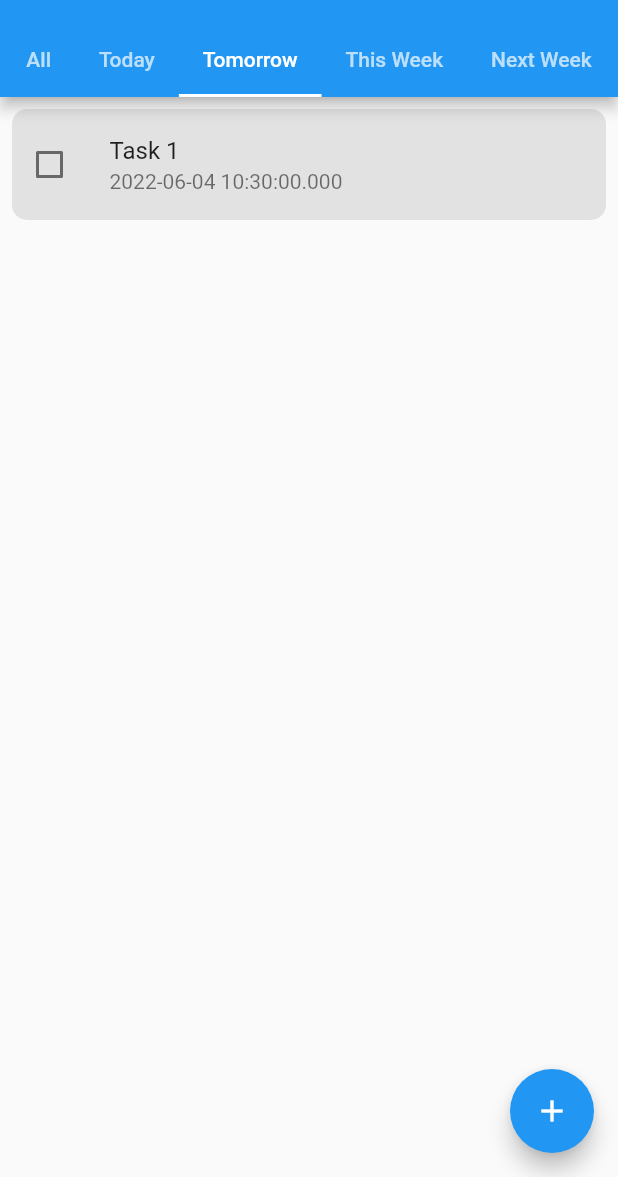
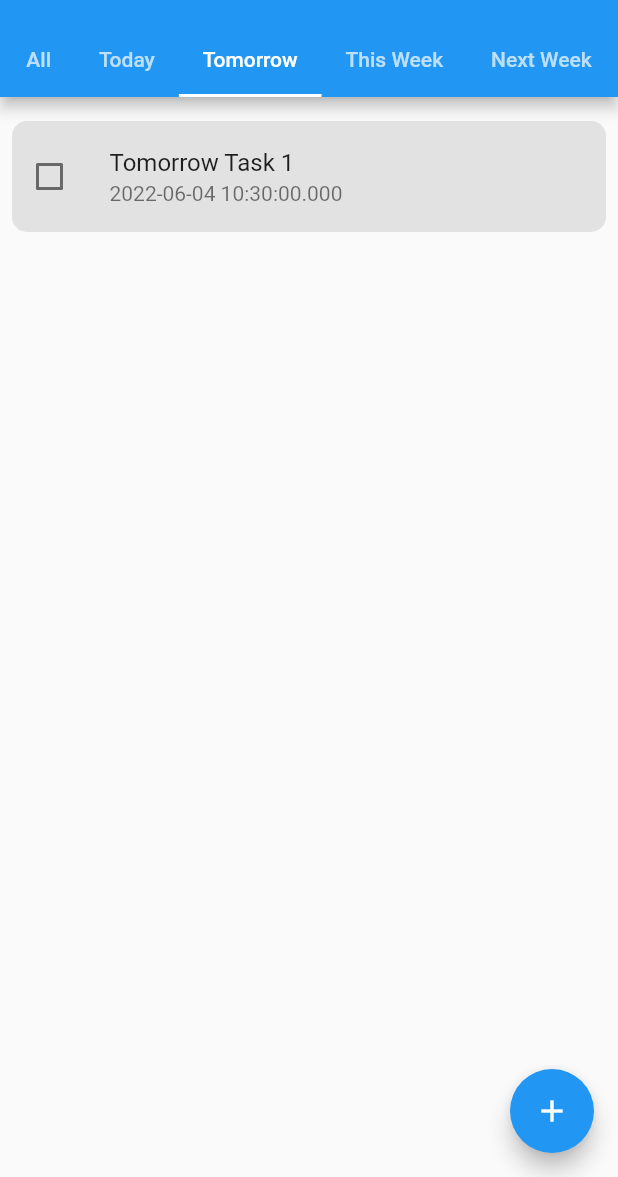
Before and after one commit to HoussemTN/devbrains-todo, a Flutter app: the screen it shows after launch, tab 3 chosen, on a phone screen of 412 x 824 dp, the part 59-1236 px from its top. Run offline on Flutter 3.47's test engine with Material 2 defaults, Android fonts, the phone set to English and light mode, and no system bars; our stand-ins replace table_calendar; missing offline and left inert: dart_date.

Commit message:
feat: Filter Tasks By Tabs

```diff
--- a/lib/provider/TaskModel.dart
+++ b/lib/provider/TaskModel.dart
@@ -8,9 +8,9 @@ class TaskModel extends ChangeNotifier {
   final Map<String,List<Task>> _todoTasks = {
     globals.late:[Task("Task 1",false,"Create Provider",DateTime.now().add(Duration(days: 1)))],
     globals.today:[Task("Today Task 1",false,"Create Provider",DateTime.now().add(Duration(days: 1))),Task("Today Task 2 ",false,"Create Provider",DateTime.now().add(Duration(days: 1)))],
-    globals.tomorrow:[Task("Task 1",false,"Create Provider",DateTime.now().add(Duration(days: 1)))],
-    globals.thisWeek:[Task("Task 1",false,"Create Provider",DateTime.now().add(Duration(days: 1)))],
-    globals.nextWeek:[Task("Task 1",false,"Create Provider",DateTime.now().add(Duration(days: 1)))],
+    globals.tomorrow:[Task("Tomorrow Task 1",false,"Create Provider",DateTime.now().add(Duration(days: 1)))],
+    globals.thisWeek:[Task(" thisWeek Task 1",false,"Create Provider",DateTime.now().add(Duration(days: 1)))],
+    globals.nextWeek:[Task("nextWeek Task 1",false,"Create Provider",DateTime.now().add(Duration(days: 1)))],
     globals.thisMonth:[Task("Task 1",false,"Create Provider",DateTime.now().add(Duration(days: 1)))],
     globals.later:[Task("Task 1",false,"Create Provider",DateTime.now().add(Duration(days: 1)))],
   };
--- a/lib/view/ListTasksView.dart
+++ b/lib/view/ListTasksView.dart
@@ -1,7 +1,7 @@
 import 'package:flutter/material.dart';
 
-import 'package:todo/widget/ListTasksWidget.dart';
-
+import 'package:todo/widget/ListTasksByTabWidget.dart';
+import 'package:todo/library/globals.dart' as globals;
 import '../widget/ListAllTasksWidget.dart';
 
 class ListTasksView extends StatefulWidget {
@@ -33,10 +33,10 @@ class _ListTasksViewState extends State<ListTasksView> {
           body: const TabBarView(
             children: [
               ListAllTasksWidget(),
-              ListTasksWidget(),
-              ListTasksWidget(),
-              ListTasksWidget(),
-              ListTasksWidget(),
+              ListTasksByTabWidget(tabKey: globals.today),
+              ListTasksByTabWidget(tabKey: globals.tomorrow),
+              ListTasksByTabWidget(tabKey: globals.thisWeek),
+              ListTasksByTabWidget(tabKey: globals.nextWeek),
             ],
           ),
           floatingActionButton: FloatingActionButton(
--- /dev/null
+++ b/lib/widget/ListTasksByTabWidget.dart
@@ -0,0 +1,50 @@
+
+import 'package:provider/provider.dart';
+import 'package:todo/provider/TaskModel.dart';
+import 'package:flutter/material.dart';
+
+class ListTasksByTabWidget extends StatelessWidget {
+  final String tabKey;
+  const ListTasksByTabWidget({Key? key,required this.tabKey}) : super(key: key);
+
+  @override
+  Widget build(BuildContext context) {
+    return Consumer<TaskModel>(
+        builder: (context, model, child) {
+          return Padding(
+            padding: const EdgeInsets.all(8.0),
+            child: ListView.builder(
+        itemCount:model.todoTasks[tabKey]!.length,
+        itemBuilder: (BuildContext context, int index) {
+            return Padding(
+              padding: const EdgeInsets.only(top:8.0),
+              child: Container(
+                decoration: BoxDecoration(
+                    color: Color(0xFFE2E2E2),
+                    border: Border.all(
+                      color: Color(0xFFE2E2E2),
+                    ),
+                    borderRadius: BorderRadius.circular(10)
+                ),
+                child: ListTile(
+                  contentPadding: EdgeInsets.zero,
+                  title: Text(model.todoTasks[tabKey]![index].title),
+                  subtitle: Text(model.todoTasks[tabKey]![index].deadline.toString()),
+                  leading: Checkbox(
+                    value: model.todoTasks[tabKey]![index].status,
+                    onChanged: (bool? value) {
+                      model.markAsDone(tabKey,index);
+                      print(model.todoTasks[tabKey]![index].status);
+                    },
+                  ),
+                ),
+              ),
+            );
+        },
+
+      ),
+          );
+    }
+    );
+  }
+}
--- a/lib/widget/ListTasksWidget.dart
+++ /dev/null
@@ -1,47 +0,0 @@
-
-import 'package:provider/provider.dart';
-import 'package:todo/provider/TaskModel.dart';
-import 'package:flutter/material.dart';
-import 'package:todo/library/globals.dart' as globals;
-
-class ListTasksWidget extends StatelessWidget {
-  const ListTasksWidget({Key? key}) : super(key: key);
-
-  @override
-  Widget build(BuildContext context) {
-    return Consumer<TaskModel>(
-        builder: (context, model, child) {
-          return Padding(
-            padding: const EdgeInsets.all(8.0),
-            child: ListView.builder(
-        itemCount:model.todoTasks[globals.later]!.length,
-        itemBuilder: (BuildContext context, int index) {
-            return Container(
-              decoration: BoxDecoration(
-                  color: Color(0xFFE2E2E2),
-                  border: Border.all(
-                    color: Color(0xFFE2E2E2),
-                  ),
-                  borderRadius: BorderRadius.circular(10)
-              ),
-              child: ListTile(
-                contentPadding: EdgeInsets.zero,
-                title: Text(model.todoTasks[globals.later]![index].title),
-                subtitle: Text(model.todoTasks[globals.later]![index].deadline.toString()),
-                leading: Checkbox(
-                  value: model.todoTasks[globals.later]![index].status,
-                  onChanged: (bool? value) {
-                    model.markAsDone(globals.later,index);
-                    print(model.todoTasks[globals.later]![index].status);
-                  },
-                ),
-              ),
-            );
-        },
-
-      ),
-          );
-    }
-    );
-  }
-}
```
